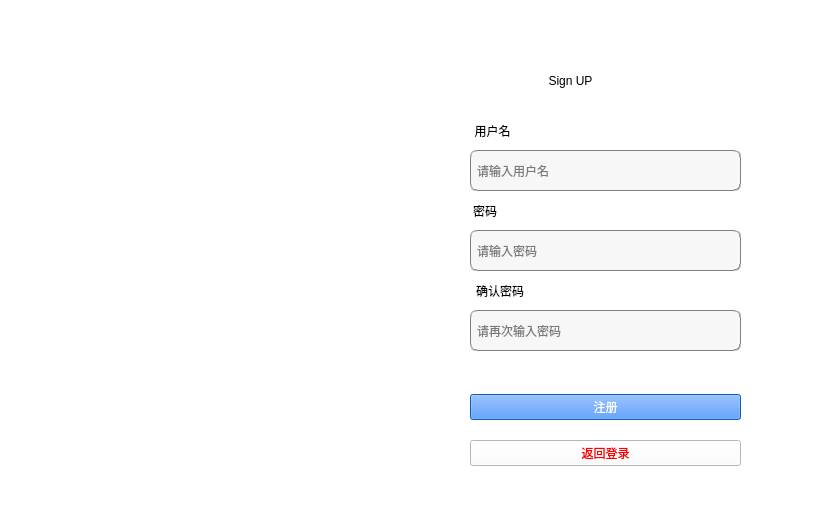
Qt form register1.ui (Blizzard-cyber/FILE-BACKUP) before a commit.
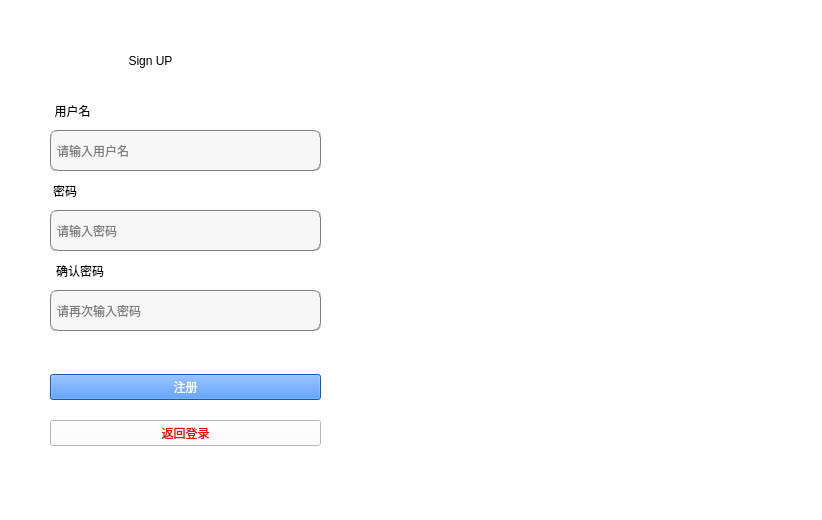
The same form after that commit.

```diff
--- a/register1.ui
+++ b/register1.ui
@@ -19,8 +19,8 @@
   <widget class="QLabel" name="confirm_label">
    <property name="geometry">
     <rect>
-     <x>470</x>
-     <y>280</y>
+     <x>50</x>
+     <y>260</y>
      <width>60</width>
      <height>22</height>
     </rect>
@@ -38,8 +38,8 @@
   <widget class="QLineEdit" name="confirm_reg">
    <property name="geometry">
     <rect>
-     <x>470</x>
-     <y>310</y>
+     <x>50</x>
+     <y>290</y>
      <width>271</width>
      <height>41</height>
     </rect>
@@ -60,10 +60,10 @@
   <widget class="QLabel" name="label_image">
    <property name="geometry">
     <rect>
-     <x>-10</x>
-     <y>20</y>
+     <x>360</x>
+     <y>30</y>
      <width>461</width>
-     <height>451</height>
+     <height>461</height>
     </rect>
    </property>
    <property name="text">
@@ -73,8 +73,8 @@
   <widget class="QLabel" name="register_2">
    <property name="geometry">
     <rect>
-     <x>480</x>
-     <y>60</y>
+     <x>60</x>
+     <y>40</y>
      <width>181</width>
      <height>41</height>
     </rect>
@@ -92,8 +92,8 @@
   <widget class="QLabel" name="psw_label">
    <property name="geometry">
     <rect>
-     <x>470</x>
-     <y>200</y>
+     <x>50</x>
+     <y>180</y>
      <width>30</width>
      <height>22</height>
     </rect>
@@ -111,8 +111,8 @@
   <widget class="QLineEdit" name="password_reg">
    <property name="geometry">
     <rect>
-     <x>470</x>
-     <y>230</y>
+     <x>50</x>
+     <y>210</y>
      <width>271</width>
      <height>41</height>
     </rect>
@@ -133,8 +133,8 @@
   <widget class="QWidget" name="layoutWidget">
    <property name="geometry">
     <rect>
-     <x>470</x>
-     <y>380</y>
+     <x>50</x>
+     <y>360</y>
      <width>271</width>
      <height>101</height>
     </rect>
@@ -168,8 +168,8 @@
   <widget class="QLabel" name="name_label">
    <property name="geometry">
     <rect>
-     <x>470</x>
-     <y>120</y>
+     <x>50</x>
+     <y>100</y>
      <width>45</width>
      <height>23</height>
     </rect>
@@ -190,8 +190,8 @@
   <widget class="QLineEdit" name="name_reg">
    <property name="geometry">
     <rect>
-     <x>470</x>
-     <y>150</y>
+     <x>50</x>
+     <y>130</y>
      <width>271</width>
      <height>41</height>
     </rect>
```
